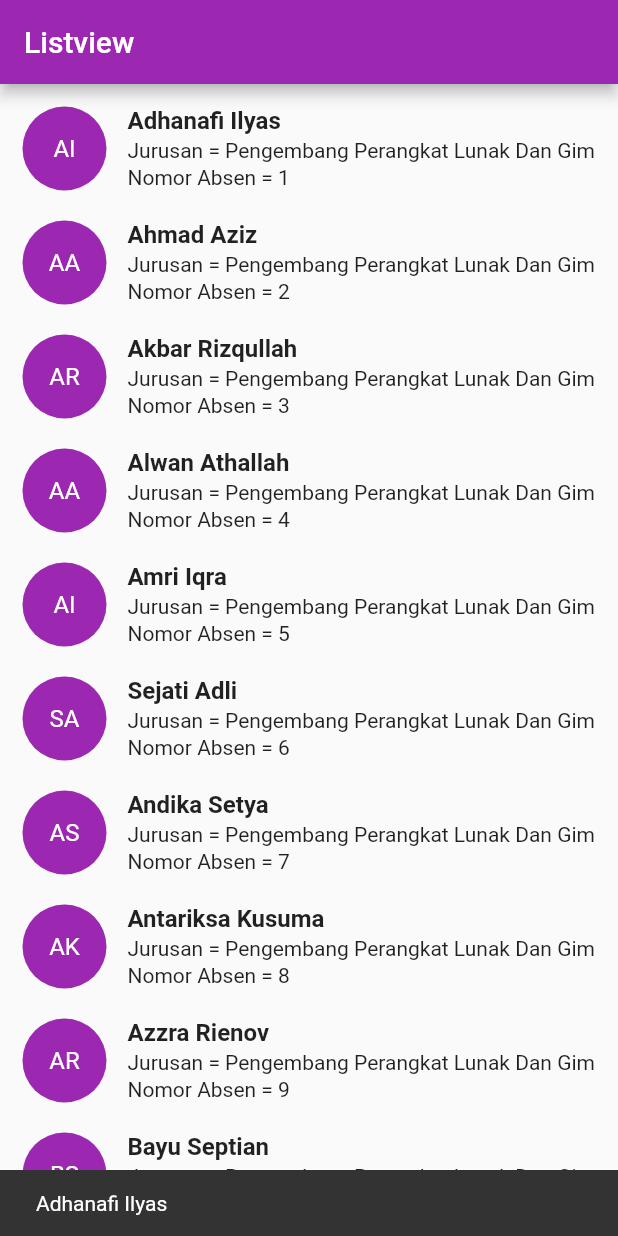
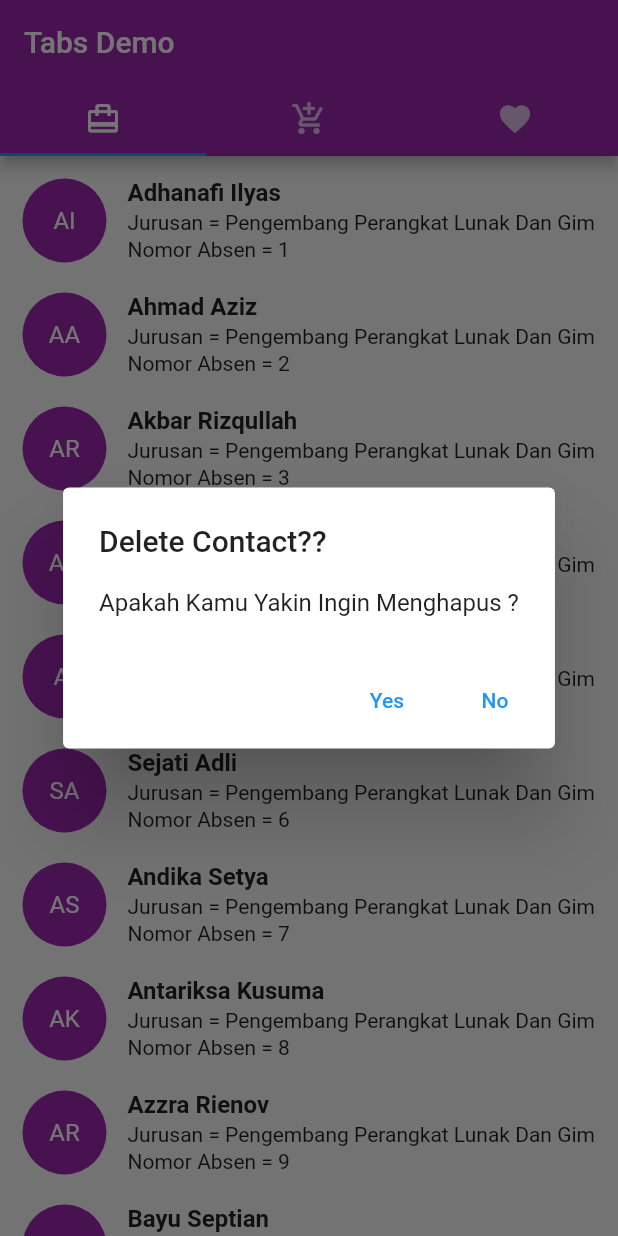
Before and after one commit to AzizWira/listview, a Flutter app: the screen it shows after launch, after a tap on "AI", on a phone screen of 412 x 824 dp. Run offline on Flutter 3.47's test engine with Material 2 defaults, Android fonts, the phone set to English and light mode, and no system bars.

Commit message:
style : [AZ] add tabbar in navbar

```diff
--- /dev/null
+++ b/lib/TabbarExample.dart
@@ -0,0 +1,65 @@
+import 'package:flutter/material.dart';
+import 'package:list_view/listview.dart';
+
+class TabbarExample extends StatefulWidget {
+  const TabbarExample({Key? key}) : super(key: key);
+
+  @override
+  State<TabbarExample> createState() => _TabbarExampleState();
+}
+
+class _TabbarExampleState extends State<TabbarExample>
+    with SingleTickerProviderStateMixin {
+  late TabController _controller;
+  int _selectedIndex = 0;
+
+  List<Widget> list = [
+    Tab(icon: Icon(Icons.card_travel)),
+    Tab(icon: Icon(Icons.add_shopping_cart)),
+    Tab(icon: Icon(Icons.favorite)),
+  ];
+
+  @override
+  void initState() {
+    // TODO: implement initState
+    super.initState();
+    _controller = TabController(length: list.length, vsync: this);
+
+    _controller.addListener(() {
+      setState(() {
+        _selectedIndex = _controller.index;
+      });
+      print("Selected Index: " + _controller.index.toString());
+    });
+  }
+
+  @override
+  Widget build(BuildContext context) {
+    return MaterialApp(
+      home: Scaffold(
+        appBar: AppBar(
+          bottom: TabBar(
+            onTap: (value) {},
+            controller: _controller,
+            tabs: list,
+          ),
+          title: Text('Tabs Demo'),
+          backgroundColor: Colors.purple,
+        ),
+        body: TabBarView(controller: _controller, children: [
+          listview(),
+          Center(
+              child: Text(
+            _selectedIndex.toString(),
+            style: TextStyle(fontSize: 40),
+          )),
+          Center(
+              child: Text(
+            _selectedIndex.toString(),
+            style: TextStyle(fontSize: 40),
+          )),
+        ]),
+      ),
+    );
+  }
+}
--- a/lib/listview.dart
+++ b/lib/listview.dart
@@ -61,21 +61,35 @@ class _listviewState extends State<listview> {
   @override
   Widget build(BuildContext context) {
     return Scaffold(
-      appBar: AppBar(
-        title: Text("Listview"),
-      ),
+      // appBar: AppBar(
+      //   title: Text("Listview"),
+      // ),
       body: ListView.builder(
         padding: EdgeInsets.all(5),
         itemCount: namadata.length,
         itemBuilder: (buildContext, index) {
           return GestureDetector(
-            onTap: () {
-              //snackbar
-              ScaffoldMessenger.of(context).showSnackBar(SnackBar(
-                content: Text("${namadata[index].name}"),
-                duration: Duration(seconds: 2),
-              ));
-            },
+            onTap: () => showDialog(
+                context: context,
+                builder: (BuildContext context) => AlertDialog(
+                      title: Text("Delete Contact??"),
+                      content: Text("Apakah Kamu Yakin Ingin Menghapus ?"),
+                      actions: <Widget>[
+                        TextButton(
+                            onPressed: () {
+                              setState(() {
+                                namadata.removeAt(index);
+                              });
+                              Navigator.pop(context);
+                            },
+                            child: Text("Yes")),
+                        TextButton(
+                            onPressed: () {
+                              Navigator.pop(context);
+                            },
+                            child: Text("No"))
+                      ],
+                    )),
             child: Container(
               margin: EdgeInsets.all(10),
               child: Row(
--- a/lib/main.dart
+++ b/lib/main.dart
@@ -1,4 +1,5 @@
 import 'package:flutter/material.dart';
+import 'package:list_view/TabbarExample.dart';
 import 'package:list_view/listview.dart';
 
 void main() {
@@ -16,7 +17,7 @@ class MyApp extends StatelessWidget {
       theme: ThemeData(
         primarySwatch: Colors.purple,
       ),
-      home: const listview(),
+      home: const TabbarExample(),
     );
   }
 }
```
